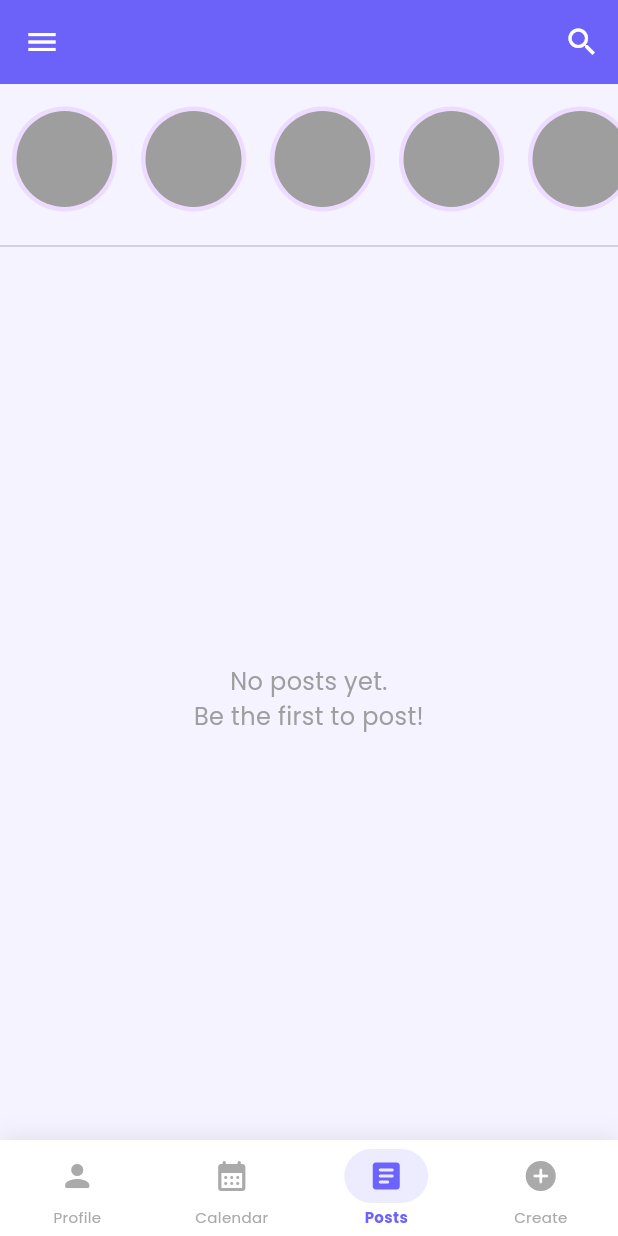
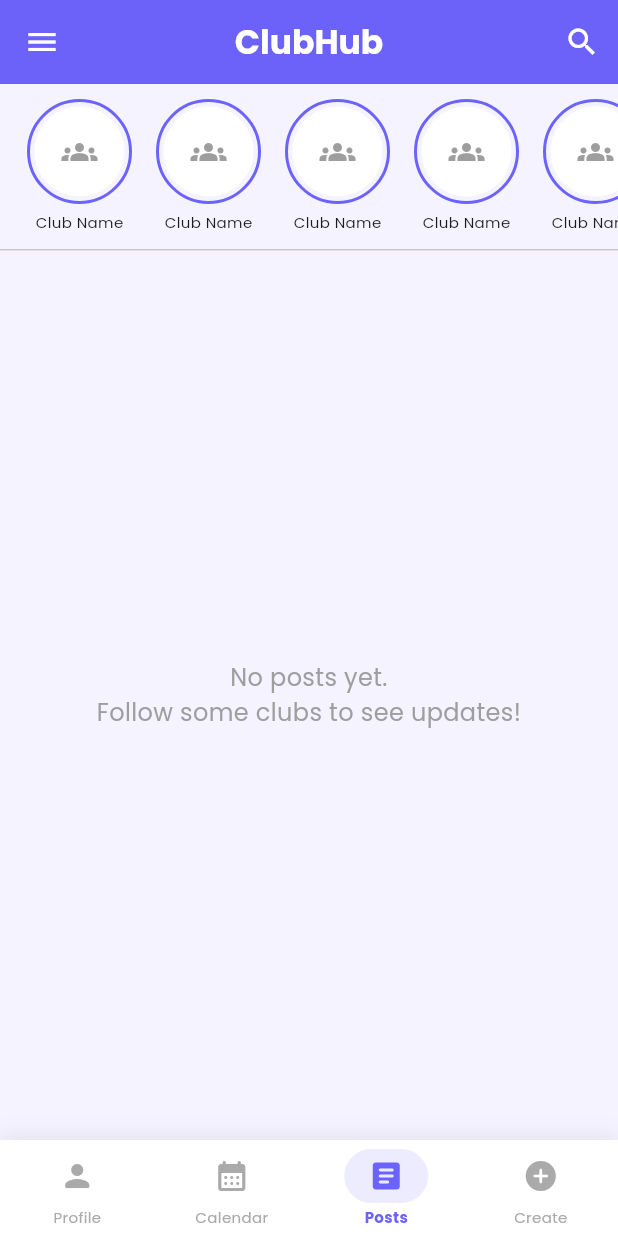
Before and after one commit to eldarismayilzada-art/CS310-Group-Project, a Flutter app: the screen it shows once a user with an empty profile is signed in, on a phone screen of 412 x 824 dp. Run offline on Flutter 3.47's test engine with Material 3 defaults, Android fonts, the phone set to English and light mode, and no system bars; our stand-ins replace cloud_firestore, firebase_auth, firebase_core, image_picker, shared_preferences; accounts and stored records are empty.

Commit message:
Update home_screen.dart

```diff
--- a/lib/screens/home_screen.dart
+++ b/lib/screens/home_screen.dart
@@ -1,6 +1,5 @@
 import 'package:flutter/material.dart';
 import 'package:provider/provider.dart';
-import 'package:cloud_firestore/cloud_firestore.dart';
 import '../models/post_model.dart';
 import '../providers/post_provider.dart';
 import '../providers/auth_provider.dart';
@@ -16,12 +15,15 @@ class HomeScreen extends StatelessWidget {
   @override
   Widget build(BuildContext context) {
     final postService = PostService();
+    context.watch<AuthProvider>();
 
     return Scaffold(
       backgroundColor: const Color(0xFFF4F3FF),
       drawer: const SideScreen(),
       appBar: AppBar(
         backgroundColor: AppColors.primary,
+        title: const Text("ClubHub", style: TextStyle(color: Colors.white, fontWeight: FontWeight.bold)),
+        centerTitle: true,
         leading: Builder(
           builder: (context) => IconButton(
             icon: const Icon(Icons.menu, color: Colors.white),
@@ -36,6 +38,7 @@ class HomeScreen extends StatelessWidget {
         ],
         elevation: 1,
       ),
+
       body: StreamBuilder<List<PostModel>>(
         stream: postService.getPosts(),
         builder: (context, snapshot) {
@@ -43,31 +46,36 @@ class HomeScreen extends StatelessWidget {
             return const Center(child: CircularProgressIndicator());
           }
           if (snapshot.hasError) {
-            return Center(child: Text('Error: ${snapshot.error}'));
+            return Center(
+              child: Text(
+                'Error: ${snapshot.error}',
+                style: const TextStyle(color: Colors.red)
+              )
+            );
           }
+
           final posts = snapshot.data ?? [];
 
           return Column(
             children: [
               _buildActivityReminders(),
-              const Divider(),
+              const Divider(height: 1),
+
               posts.isEmpty
                   ? const Expanded(
                       child: Center(
                         child: Text(
-                        'No posts yet.\nBe the first to post!',
+                          'No posts yet.\nFollow some clubs to see updates!',
                           textAlign: TextAlign.center,
-                        style: TextStyle(
-                          fontSize: 16,
-                          color: Colors.grey,
-                          fontFamily: 'Poppins',
-                        ),
+                          style: TextStyle(fontSize: 16, color: Colors.grey, fontFamily: 'Poppins'),
                         ),
                       ),
                     )
                   : Expanded(
                       child: ListView.builder(
+                        padding: const EdgeInsets.only(bottom: 20),
                         itemCount: posts.length,
+                        physics: const BouncingScrollPhysics(),
                         itemBuilder: (context, index) {
                           return _PostCard(post: posts[index]);
                         },
@@ -82,17 +90,33 @@ class HomeScreen extends StatelessWidget {
   }
 
   Widget _buildActivityReminders() {
-    return SizedBox(
-      height: 100,
+    return Container(
+      height: 110,
+      padding: const EdgeInsets.symmetric(vertical: 10),
       child: ListView.builder(
         scrollDirection: Axis.horizontal,
-        itemCount: 5,
+        padding: const EdgeInsets.symmetric(horizontal: 10),
+        itemCount: 8,
         itemBuilder: (context, index) {
-          return const Padding(
-            padding: EdgeInsets.all(8.0),
-            child: CircleAvatar(
-              radius: 35,
-              child: CircleAvatar(radius: 32, backgroundColor: Colors.grey),
+          return Padding(
+            padding: const EdgeInsets.symmetric(horizontal: 8),
+            child: Column(
+              children: [
+                Container(
+                  padding: const EdgeInsets.all(3),
+                  decoration: BoxDecoration(
+                    shape: BoxShape.circle,
+                    border: Border.all(color: AppColors.primary, width: 2),
+                  ),
+                  child: const CircleAvatar(
+                    radius: 30,
+                    backgroundColor: Colors.white,
+                    child: Icon(Icons.groups, color: Colors.grey),
+                  ),
+                ),
+                const SizedBox(height: 5),
+                const Text("Club Name", style: TextStyle(fontSize: 10, fontWeight: FontWeight.w500)),
+              ],
             ),
           );
         },
@@ -118,12 +142,12 @@ class _PostCard extends StatelessWidget {
       children: [
         ListTile(
           leading: const CircleAvatar(child: Icon(Icons.person)),
-          title: Text(post.clubName,
-            style: const TextStyle(fontFamily: 'Poppins',
-              fontWeight: FontWeight.bold)),
+          title: Text(
+            post.clubName,
+            style: const TextStyle(fontFamily: 'Poppins', fontWeight: FontWeight.bold)
+          ),
           subtitle: post.location != null
-            ? Text(post.location!,
-                style: const TextStyle(fontSize: 12, color: Colors.grey))
+              ? Text(post.location!, style: const TextStyle(fontSize: 12, color: Colors.grey))
               : null,
           trailing: isOwner
               ? PopupMenuButton<String>(
@@ -146,31 +170,40 @@ class _PostCard extends StatelessWidget {
               : null,
         ),
 
-        // Post image
-        post.imageUrl != null
-          ? Image.network(
+        if (post.imageUrl != null)
+          Image.network(
             post.imageUrl!,
             height: 250,
             width: double.infinity,
             fit: BoxFit.cover,
+            loadingBuilder: (context, child, loadingProgress) {
+              if (loadingProgress == null) return child;
+              return Container(
+                height: 250,
+                color: Colors.grey[200],
+                child: const Center(child: CircularProgressIndicator()),
+              );
+            },
+            errorBuilder: (context, error, stackTrace) => Container(
+              height: 250,
+              color: Colors.grey[300],
+              child: const Icon(Icons.broken_image, size: 50, color: Colors.grey),
+            ),
           )
-          : Container(
+        else
+          Container(
             height: 250,
             width: double.infinity,
             color: Colors.grey[300],
-              child: const Center(
-                child: Icon(Icons.image, size: 50, color: Colors.grey)),
+            child: const Center(child: Icon(Icons.image, size: 50, color: Colors.grey)),
           ),
 
-        // Caption
         if (post.caption.isNotEmpty)
           Padding(
             padding: const EdgeInsets.symmetric(horizontal: 12, vertical: 6),
-            child: Text(post.caption,
-              style: const TextStyle(fontFamily: 'Poppins', fontSize: 13)),
+            child: Text(post.caption, style: const TextStyle(fontFamily: 'Poppins', fontSize: 13)),
           ),
 
-        // Like & Comment row
         Padding(
           padding: const EdgeInsets.symmetric(horizontal: 8),
           child: Row(
```
Lines whose indentation alone changed are shown as unchanged.
